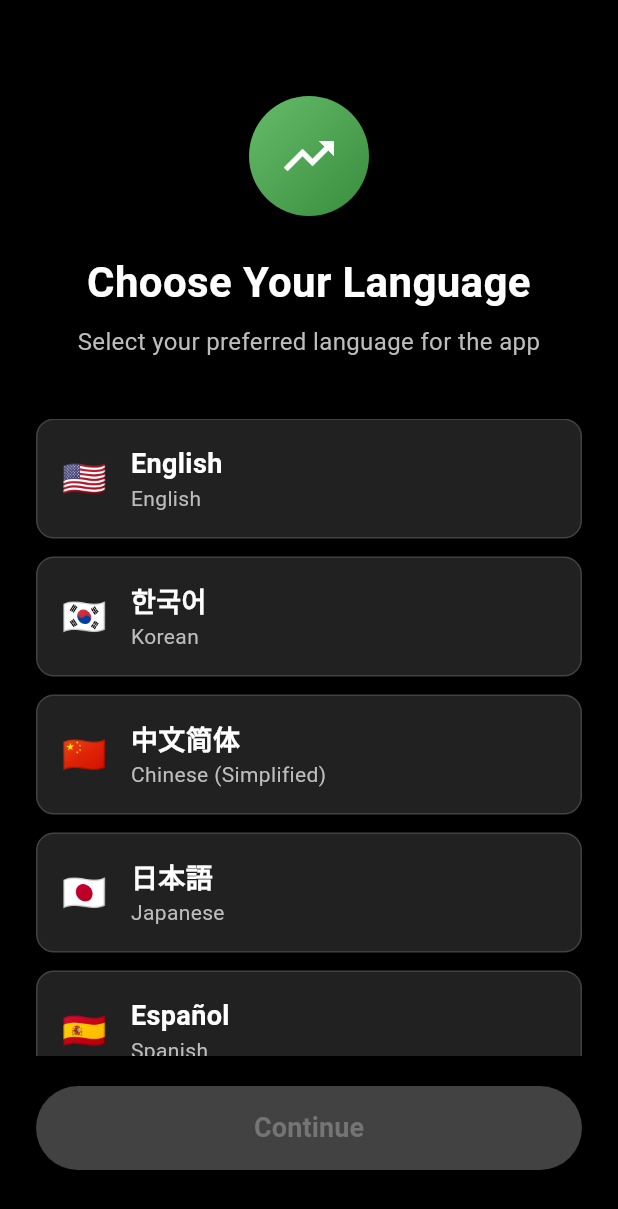
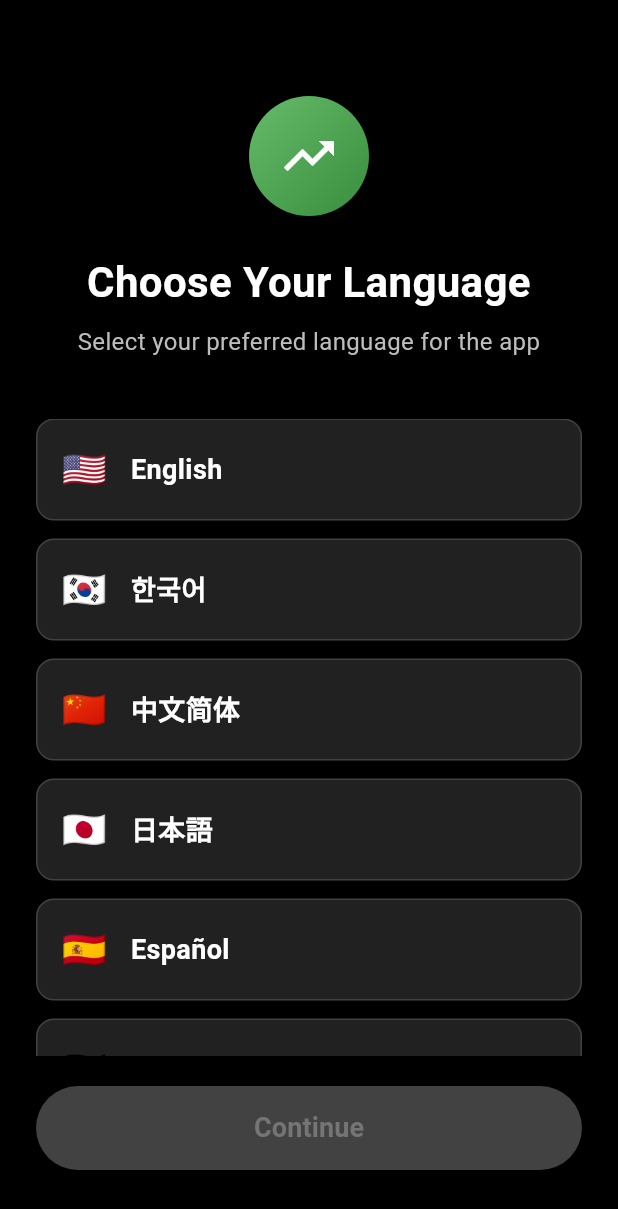
Before and after one commit to jung-wan-kim/trader-app, a Flutter app: the screen it shows after launch, on a phone screen of 412 x 824 dp. Shown: the top 1209 px of the screen. Run offline on Flutter 3.47's test engine with Material 3 defaults, Android fonts, the phone set to English and light mode, and no system bars; our stand-ins replace firebase_analytics, firebase_core, firebase_crashlytics, firebase_remote_config, fl_chart, flutter_dotenv and 4 more; missing offline and left inert: firebase_performance; accounts and stored records are empty.

Commit message:
feat: 언어 선택 화면에서 영어 표시 제거
- 각 언어 밑에 표시되던 영어명 제거
- 원어명만 표시하도록 UI 간소화

🤖 Generated with [Claude Code](https://claude.ai/code)

Co-Authored-By: Claude <noreply@anthropic.com>

```diff
--- a/lib/screens/language_selection_screen.dart
+++ b/lib/screens/language_selection_screen.dart
@@ -208,27 +208,13 @@ class _LanguageSelectionScreenState extends ConsumerState<LanguageSelectionScree
                             const SizedBox(width: 16),
                             // 언어 이름
                             Expanded(
-                              child: Column(
-                                crossAxisAlignment: CrossAxisAlignment.start,
-                                children: [
-                                  Text(
+                              child: Text(
                                 language.nativeName,
                                 style: TextStyle(
                                   fontSize: 18,
                                   fontWeight: FontWeight.w600,
                                   color: isSelected ? Colors.green : Colors.white,
                                 ),
-                                  ),
-                                  Text(
-                                    language.name,
-                                    style: TextStyle(
-                                      fontSize: 14,
-                                      color: isSelected
-                                          ? Colors.green.shade300
-                                          : Colors.grey[400],
-                                    ),
-                                  ),
-                                ],
                               ),
                             ),
                             // 선택 아이콘
```
Lines whose indentation alone changed are shown as unchanged.
